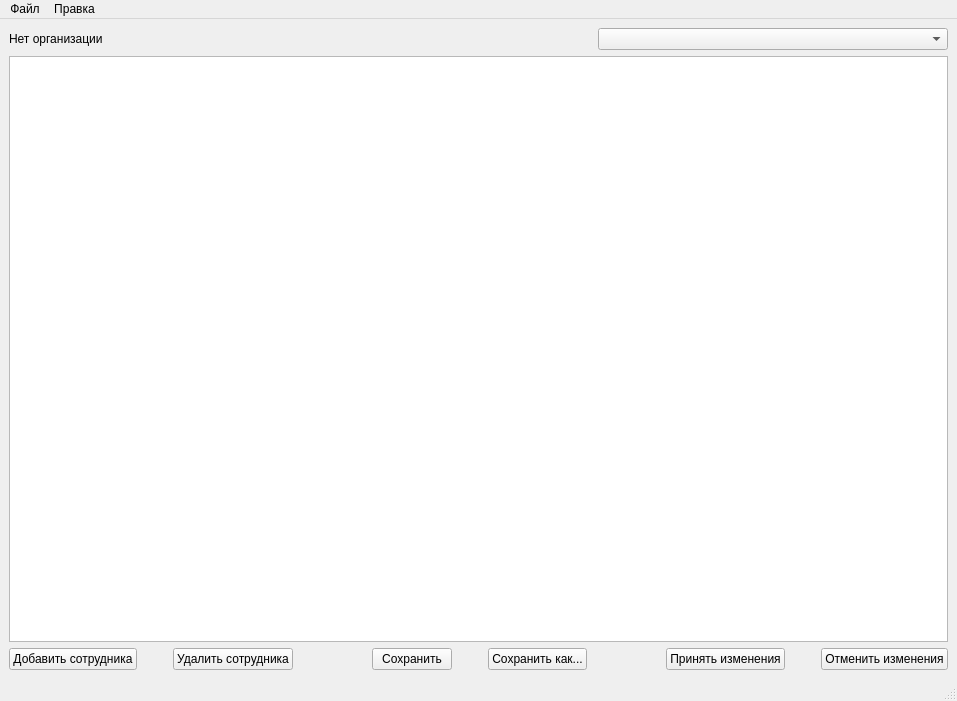
The window that Employees Accounting/src/mainwindow.ui (dmitr-fedorov/employees-accounting) describes before a commit, drawn with Qt 5.
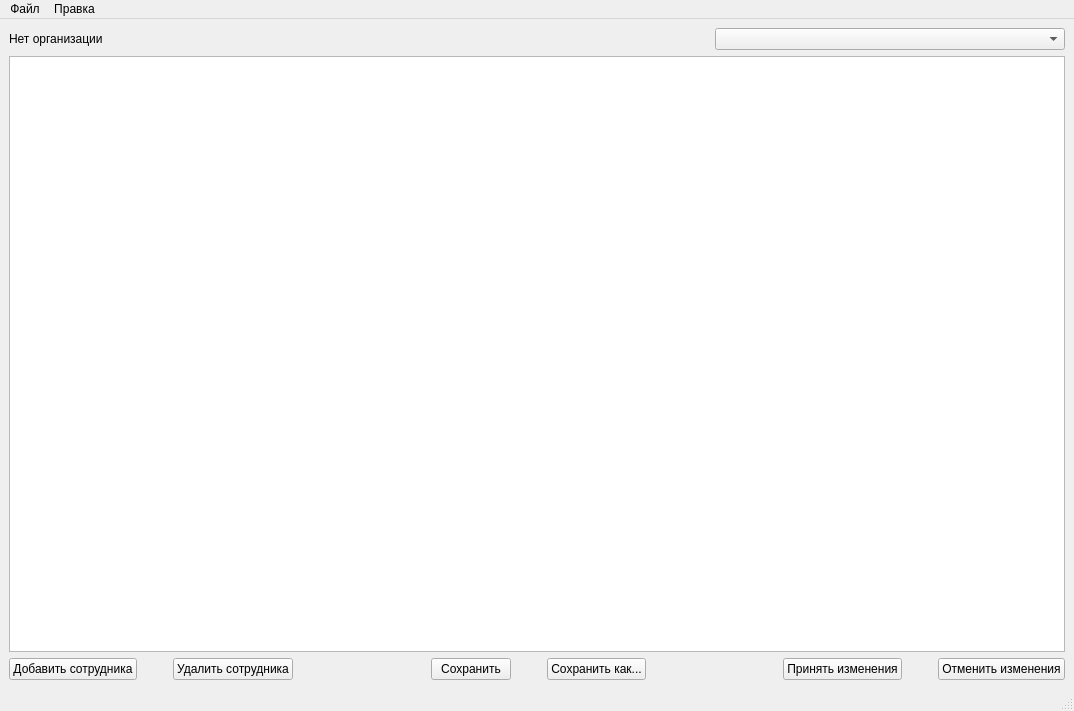
The same window after the commit. Icons and pictures are not drawn.

Commit message: Fix enabling OK button in DialogSelectOrg

The edit to the form file:
```diff
--- a/Employees Accounting/src/mainwindow.ui
+++ b/Employees Accounting/src/mainwindow.ui
@@ -6,8 +6,8 @@
    <rect>
     <x>0</x>
     <y>0</y>
-    <width>957</width>
-    <height>701</height>
+    <width>1074</width>
+    <height>711</height>
    </rect>
   </property>
   <property name="windowTitle">
@@ -232,7 +232,7 @@
     <rect>
      <x>0</x>
      <y>0</y>
-     <width>957</width>
+     <width>1074</width>
      <height>21</height>
     </rect>
    </property>
```
The commit also changes 3 other files.
